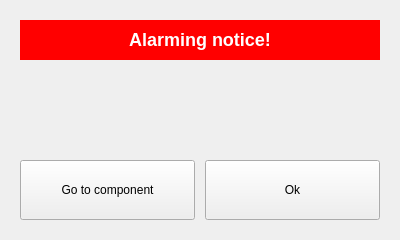
Qt form modbus-application/alarmalert.ui (Wolkabout/offset-printing-machine-simulator-application) before a commit.
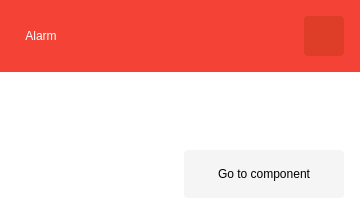
The same form after that commit.

Commit message: Alarms have been reworked!

Diff of the .ui file:
```diff
--- a/modbus-application/alarmalert.ui
+++ b/modbus-application/alarmalert.ui
@@ -6,8 +6,8 @@
    <rect>
     <x>0</x>
     <y>0</y>
-    <width>400</width>
-    <height>240</height>
+    <width>360</width>
+    <height>216</height>
    </rect>
   </property>
   <property name="sizePolicy">
@@ -18,60 +18,69 @@
   </property>
   <property name="minimumSize">
    <size>
-    <width>400</width>
-    <height>240</height>
+    <width>360</width>
+    <height>216</height>
    </size>
   </property>
   <property name="maximumSize">
    <size>
-    <width>400</width>
-    <height>240</height>
+    <width>360</width>
+    <height>216</height>
    </size>
   </property>
   <property name="windowTitle">
    <string>Alarm</string>
   </property>
   <property name="styleSheet">
-   <string notr="true"/>
+   <string notr="true">background-color: white;</string>
   </property>
   <widget class="QLabel" name="message">
    <property name="geometry">
     <rect>
-     <x>20</x>
-     <y>60</y>
-     <width>360</width>
-     <height>80</height>
+     <x>16</x>
+     <y>86</y>
+     <width>328</width>
+     <height>48</height>
     </rect>
    </property>
    <property name="text">
     <string/>
    </property>
    <property name="alignment">
-    <set>Qt::AlignCenter</set>
+    <set>Qt::AlignLeading|Qt::AlignLeft|Qt::AlignVCenter</set>
    </property>
   </widget>
   <widget class="QPushButton" name="ok">
    <property name="geometry">
     <rect>
-     <x>205</x>
-     <y>160</y>
-     <width>175</width>
-     <height>60</height>
+     <x>304</x>
+     <y>16</y>
+     <width>40</width>
+     <height>40</height>
     </rect>
    </property>
+   <property name="styleSheet">
+    <string notr="true">border-radius: 4px;
+background-color: #de3d28;
+</string>
+   </property>
    <property name="text">
-    <string>Ok</string>
+    <string/>
    </property>
   </widget>
   <widget class="QPushButton" name="goto_2">
    <property name="geometry">
     <rect>
-     <x>20</x>
-     <y>160</y>
-     <width>175</width>
-     <height>60</height>
+     <x>184</x>
+     <y>150</y>
+     <width>160</width>
+     <height>48</height>
     </rect>
    </property>
+   <property name="styleSheet">
+    <string notr="true">border-radius: 4px;
+background-color: #f5f5f5</string>
+   </property>
    <property name="text">
     <string>Go to component</string>
    </property>
@@ -79,24 +88,48 @@
   <widget class="QLabel" name="label">
    <property name="geometry">
     <rect>
-     <x>20</x>
-     <y>20</y>
+     <x>0</x>
+     <y>0</y>
      <width>360</width>
-     <height>40</height>
+     <height>72</height>
     </rect>
    </property>
    <property name="styleSheet">
-    <string notr="true">background-color: red;
+    <string notr="true">background-color: #f44336;
 color: white;
 </string>
    </property>
    <property name="text">
-    <string>&lt;h2&gt;Alarming notice!&lt;/h2&gt;</string>
+    <string/>
    </property>
    <property name="alignment">
     <set>Qt::AlignCenter</set>
    </property>
   </widget>
+  <widget class="QLabel" name="label_2">
+   <property name="geometry">
+    <rect>
+     <x>16</x>
+     <y>25</y>
+     <width>50</width>
+     <height>22</height>
+    </rect>
+   </property>
+   <property name="styleSheet">
+    <string notr="true">color: white; background-color: #F44336;</string>
+   </property>
+   <property name="text">
+    <string>Alarm</string>
+   </property>
+   <property name="alignment">
+    <set>Qt::AlignCenter</set>
+   </property>
+  </widget>
+  <zorder>message</zorder>
+  <zorder>goto_2</zorder>
+  <zorder>label</zorder>
+  <zorder>ok</zorder>
+  <zorder>label_2</zorder>
  </widget>
  <resources/>
  <connections/>
```
The commit also changes 9 other files.
